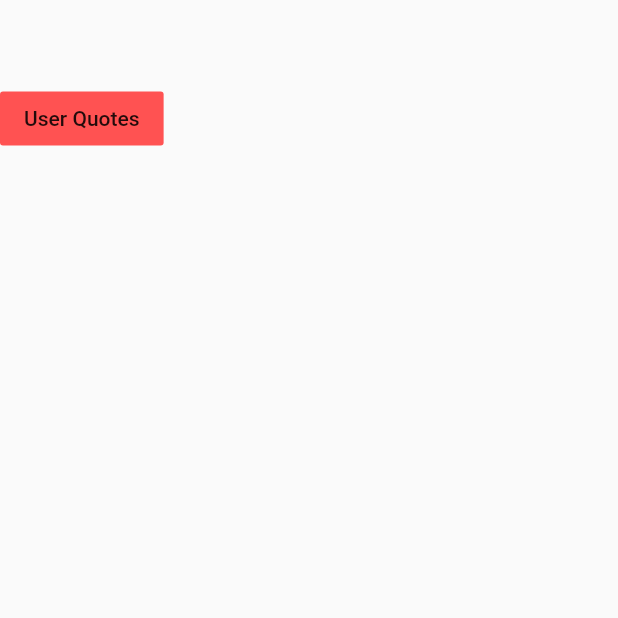
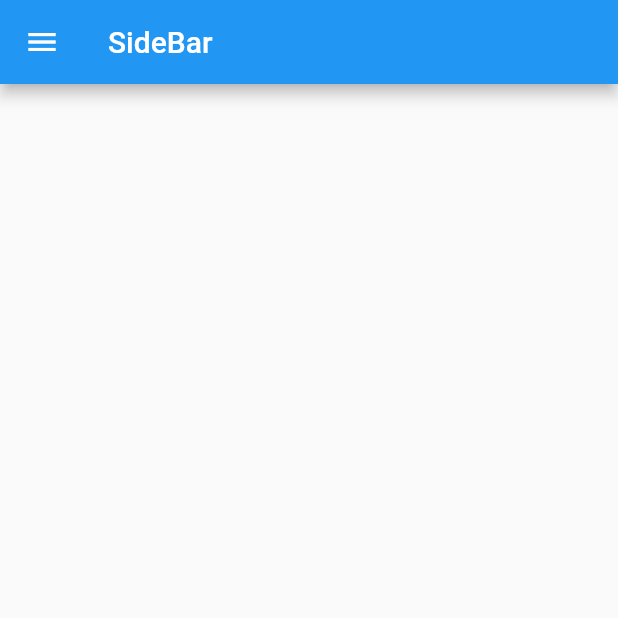
Before and after one commit to NavodyaPasqual/ctse_quotes_flutter_app, a Flutter app: the ViewerDashboardPage screen opened directly, on a phone screen of 412 x 824 dp, the top half of it. Run offline on Flutter 3.47's test engine with Material 2 defaults, Android fonts, the phone set to English and light mode, and no system bars; our stand-ins replace cloud_firestore, firebase_auth, firebase_core, flutter_screenutil, flutter_svg, flutter_tts and 2 more; missing offline and left inert: clipboard, random_color; accounts and stored records are empty.

Commit message:
tan chnages

```diff
--- a/lib/pages/main/viewer_dashboard_page.dart
+++ b/lib/pages/main/viewer_dashboard_page.dart
@@ -1,6 +1,6 @@
 import 'package:ctse_quotes_flutter_app/pages/userQuotes/user_quotes_list_page.dart';
 import 'package:flutter/material.dart';
-
+import 'package:ctse_quotes_flutter_app/pages/sidebarlib/NavBar.dart';
 class ViewerDashboardPage extends StatefulWidget {
   const ViewerDashboardPage({Key? key}) : super(key: key);
 
@@ -12,14 +12,12 @@ class _ViewerDashboardPageState extends State<ViewerDashboardPage> {
   @override
   Widget build(BuildContext context) {
     return Scaffold(
+        drawer: NavBar(),
+        appBar: AppBar(
+          title: Text('SideBar'),
+        ),
         body: Column(
-          children: <Widget>[
-            const SizedBox(height: 55),
-            FlatButton(onPressed: (){ Navigator.push(context, MaterialPageRoute(builder: (context) => const UserQuotesList()));},
-              color: Colors.redAccent,
-              child: const Text("User Quotes"),
-            ),
-          ]
+
         )
     );
   }
```
Also changed, not shown: lib/pages/sidebarlib/NavBar.dart (added, +61 -0 lines), lib/pages/viewer/view_quote.dart (added), pubspec.lock.
